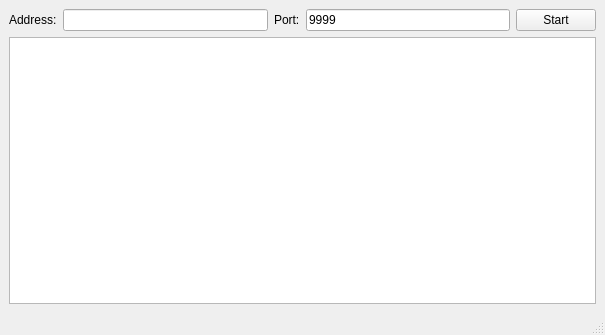
Before: the Qt Designer form coordinator/coordinatorwindow.ui in GustavoKatel/computerNetworksAssigment, drawn with Qt 5.
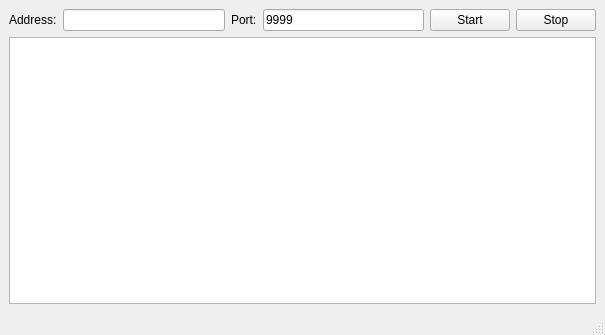
After: the same form once the commit is applied.

Commit message: Coordinator: udp socket now receiving and logging datagrams

Patch:
```diff
--- a/coordinator/coordinatorwindow.ui
+++ b/coordinator/coordinatorwindow.ui
@@ -48,6 +48,13 @@
         </property>
        </widget>
       </item>
+      <item>
+       <widget class="QPushButton" name="pushButton_2">
+        <property name="text">
+         <string>Stop</string>
+        </property>
+       </widget>
+      </item>
      </layout>
     </item>
     <item>
```
The commit also changes 2 other files.
